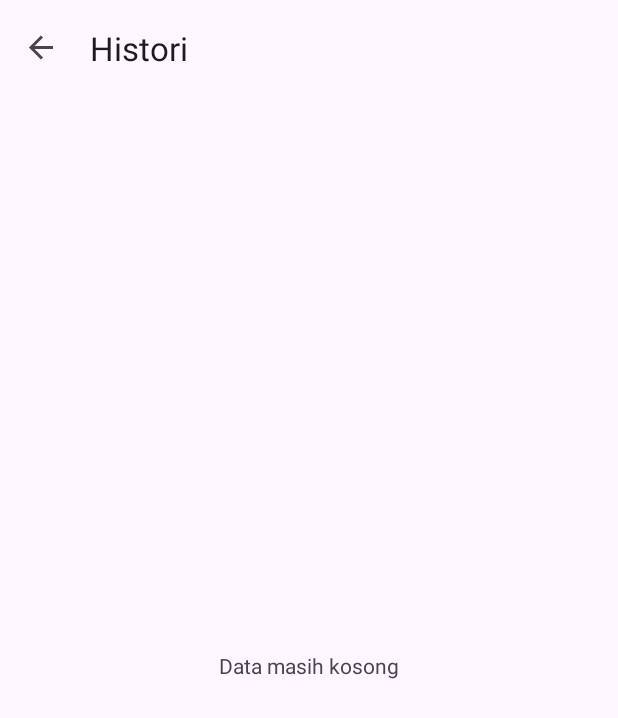
After one commit to rymeissy/Assessment-1-Mobile-Programming, an Android app: the HistoriFragment screen opened through its navigation route, on a phone screen of 412 x 824 dp. The commit adds this screen. Shown: the top 718 px of the screen. Run offline under Robolectric (Android 15) with nearby library versions, the phone set to English and light mode, and no system bars; our stand-ins replace navigation-ui.

Commit message:
Menambahkan fitur histori

```diff
--- a/app/src/main/java/org/d3if3083/assessment2/MainActivity.kt
+++ b/app/src/main/java/org/d3if3083/assessment2/MainActivity.kt
@@ -52,6 +52,7 @@ class MainActivity : AppCompatActivity() {
 //        }
 //    }
 
+    // up button
     override fun onSupportNavigateUp(): Boolean {
         val navController = findNavController(R.id.nav_host_fragment_content_main)
         return navController.navigateUp(appBarConfiguration)
--- a/app/src/main/java/org/d3if3083/assessment2/ui/about/AboutFragment.kt
+++ b/app/src/main/java/org/d3if3083/assessment2/ui/about/AboutFragment.kt
@@ -7,6 +7,7 @@ import com.google.android.material.floatingactionbutton.FloatingActionButton
 import org.d3if3083.assessment2.R
 
 class AboutFragment : Fragment(R.layout.fragment_about) {
+
     override fun onViewCreated(view: View, savedInstanceState: Bundle?) {
         super.onViewCreated(view, savedInstanceState)
         // Menyembunyikan FAB
--- /dev/null
+++ b/app/src/main/java/org/d3if3083/assessment2/ui/histori/HistoriFragment.kt
@@ -0,0 +1,33 @@
+package org.d3if3083.assessment2.ui.histori
+
+import android.os.Bundle
+import android.view.LayoutInflater
+import android.view.View
+import android.view.ViewGroup
+import androidx.fragment.app.Fragment
+import com.google.android.material.floatingactionbutton.FloatingActionButton
+import org.d3if3083.assessment2.R
+import org.d3if3083.assessment2.databinding.FragmentHistoriBinding
+
+class HistoriFragment : Fragment() {
+
+    private lateinit var binding: FragmentHistoriBinding
+
+    override fun onCreateView(
+        inflater: LayoutInflater,
+        container: ViewGroup?,
+        savedInstanceState: Bundle?
+    ): View? {
+        binding = FragmentHistoriBinding.inflate(
+            layoutInflater,
+            container, false
+        )
+        return binding.root
+    }
+
+    override fun onViewCreated(view: View, savedInstanceState: Bundle?) {
+        super.onViewCreated(view, savedInstanceState)
+        // Menyembunyikan FAB
+        activity?.findViewById<FloatingActionButton>(R.id.fab)?.visibility = View.GONE
+    }
+}
--- a/app/src/main/java/org/d3if3083/assessment2/ui/resep/DataResep.kt
+++ b/app/src/main/java/org/d3if3083/assessment2/ui/resep/DataResep.kt
@@ -76,6 +76,10 @@ class DataResep : Fragment() {
             findNavController().navigate(
                 R.id.action_TampilanResep_to_aboutFragment)
             return true
+        } else if (item.itemId == R.id.menu_histori) {
+            findNavController().navigate(
+                R.id.action_TampilanResep_to_historiFragment)
+            return true
         }
         return super.onOptionsItemSelected(item)
     }
--- /dev/null
+++ b/app/src/main/res/drawable/ic_baseline_history_24.xml
@@ -0,0 +1,5 @@
+<vector android:height="24dp" android:tint="#000000"
+    android:viewportHeight="24" android:viewportWidth="24"
+    android:width="24dp" xmlns:android="http://schemas.android.com/apk/res/android">
+    <path android:fillColor="@android:color/white" android:pathData="M13,3c-4.97,0 -9,4.03 -9,9L1,12l3.89,3.89 0.07,0.14L9,12L6,12c0,-3.87 3.13,-7 7,-7s7,3.13 7,7 -3.13,7 -7,7c-1.93,0 -3.68,-0.79 -4.94,-2.06l-1.42,1.42C8.27,19.99 10.51,21 13,21c4.97,0 9,-4.03 9,-9s-4.03,-9 -9,-9zM12,8v5l4.28,2.54 0.72,-1.21 -3.5,-2.08L13.5,8L12,8z"/>
+</vector>
--- /dev/null
+++ b/app/src/main/res/layout/fragment_histori.xml
@@ -0,0 +1,13 @@
+<?xml version="1.0" encoding="utf-8"?>
+<FrameLayout xmlns:android="http://schemas.android.com/apk/res/android"
+    android:layout_width="match_parent"
+    android:layout_height="match_parent">
+
+    <TextView
+        android:id="@+id/emptyView"
+        android:layout_width="wrap_content"
+        android:layout_height="wrap_content"
+        android:layout_gravity="center"
+        android:text="@string/belum_ada_data" />
+
+</FrameLayout>
--- a/app/src/main/res/menu/menu_main.xml
+++ b/app/src/main/res/menu/menu_main.xml
@@ -2,6 +2,13 @@
     xmlns:app="http://schemas.android.com/apk/res-auto"
     xmlns:tools="http://schemas.android.com/tools"
     tools:context="org.d3if3083.assessment2.ui.resep.DataResep">
+
+    <item
+        android:id="@+id/menu_histori"
+        android:icon="@drawable/ic_baseline_history_24"
+        android:title="@string/histori"
+        app:showAsAction="ifRoom" />
+
     <item
         android:id="@+id/menu_about"
         android:title="@string/action_about"
--- a/app/src/main/res/navigation/nav_graph.xml
+++ b/app/src/main/res/navigation/nav_graph.xml
@@ -17,6 +17,9 @@
         <action
             android:id="@+id/action_TampilanResep_to_aboutFragment"
             app:destination="@id/aboutFragment" />
+        <action
+            android:id="@+id/action_TampilanResep_to_historiFragment"
+            app:destination="@id/historiFragment" />
     </fragment>
     <fragment
         android:id="@+id/InputResep"
@@ -33,4 +36,9 @@
         android:name="org.d3if3083.assessment2.ui.about.AboutFragment"
         android:label="@string/action_about"
         tools:layout="@layout/fragment_about" />
+    <fragment
+        android:id="@+id/historiFragment"
+        android:name="org.d3if3083.assessment2.ui.histori.HistoriFragment"
+        android:label="@string/histori"
+        tools:layout="@layout/fragment_histori"  />
 </navigation>
--- a/app/src/main/res/values/strings.xml
+++ b/app/src/main/res/values/strings.xml
@@ -9,4 +9,6 @@
     <string name="desc_resep">Deskripsi Singkat</string>
     <string name="copyright">Dish Genius adalah sebuah aplikasi Android untuk menemukan inspirasi resep makanan dan minuman yang dapat dicoba di rumah. Aplikasi ini menawarkan berbagai macam resep masakan dari berbagai jenis masakan, mulai dari masakan lokal hingga masakan internasional.
         \n\nCopyright © 2023 Dish Genius.\nAll rights reserved.</string>
+    <string name="belum_ada_data">Data masih kosong</string>
+    <string name="histori">Histori</string>
 </resources>
```
